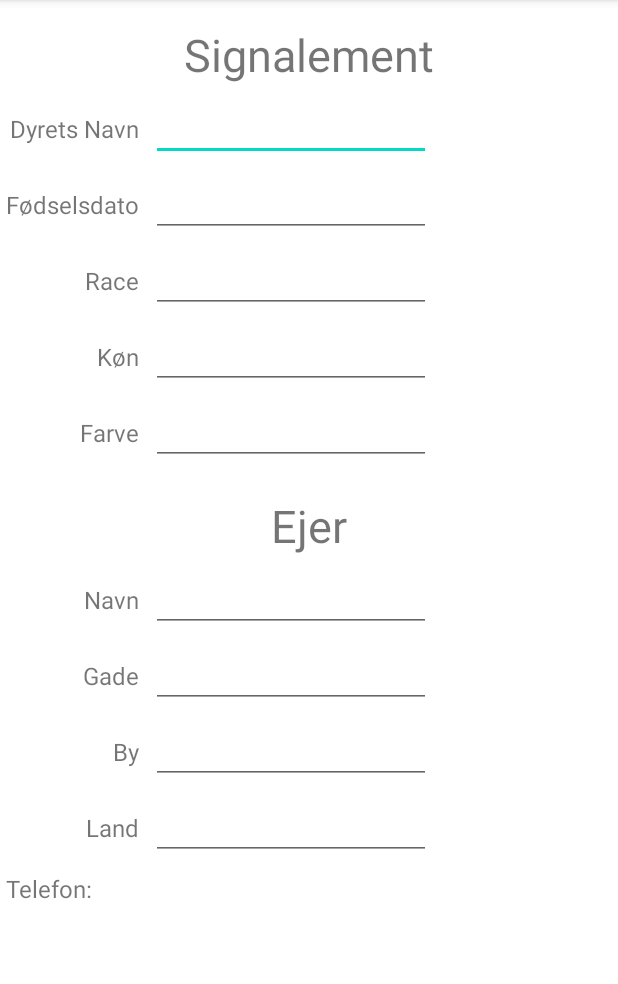
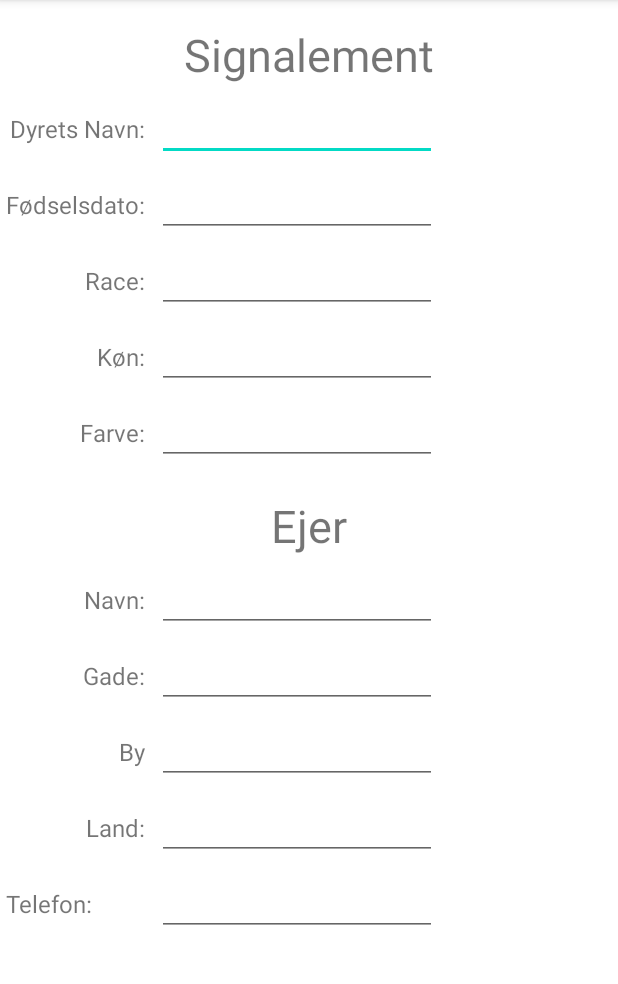
Before and after one commit to marker99/Mit-Dyrs-Sundhed, an Android app: the AddPetActivity screen opened directly, with no data from a screen before it, on a phone screen of 412 x 824 dp, the part 84-1068 px from its top. Run offline under Robolectric (Android 15) with nearby library versions, the phone set to English and light mode, and no system bars.

Commit message:
tiny changes

```diff
--- a/app/src/main/res/layout/activity_add_pet.xml
+++ b/app/src/main/res/layout/activity_add_pet.xml
@@ -50,7 +50,7 @@
     <TextView
         android:id="@+id/tv_race"
         android:layout_gravity="end"
-        android:text="Race"
+        android:text="@string/race"
         android:textSize="16sp" />
 
     <EditText
@@ -151,10 +151,13 @@
     <TextView
         android:id="@+id/tv_phoneNumber"
         android:text="@string/telefon"
-        android:textSize="16sp"
-         />
+        android:textSize="16sp" />
 
-
+    <EditText
+        android:id="@+id/editText_phoneNumber"
+        android:ems="10"
+        android:inputType="phone"
+        android:textSize="16sp" />
 
 
 </GridLayout>
--- a/app/src/main/res/values/strings.xml
+++ b/app/src/main/res/values/strings.xml
@@ -12,13 +12,18 @@
     <string name="menu_gallery">Gallery</string>
     <string name="menu_slideshow">Slideshow</string>
     <string name="tilføj_kæledyr">Tilføj Kæledyr</string>
-    <string name="dyrets_navn">Dyrets Navn</string>
+
+
+    <!--    Tilføj kæledyr-->
     <string name="signalement">Signalement</string>
-    <string name="fødselsdato">Fødselsdato</string>
-    <string name="køn">Køn</string>
-    <string name="farve">Farve</string>
-    <string name="navn">Navn</string>
-    <string name="gade">Gade</string>
-    <string name="land">Land</string>
+    <string name="dyrets_navn">Dyrets Navn:</string>
+    <string name="fødselsdato">Fødselsdato:</string>
+    <string name="race">Race:</string>
+    <string name="køn">Køn:</string>
+    <string name="farve">Farve:</string>
+    <string name="navn">Navn:</string>
+    <string name="gade">Gade:</string>
+    <string name="land">Land:</string>
     <string name="telefon">Telefon:</string>
+
 </resources>
```
